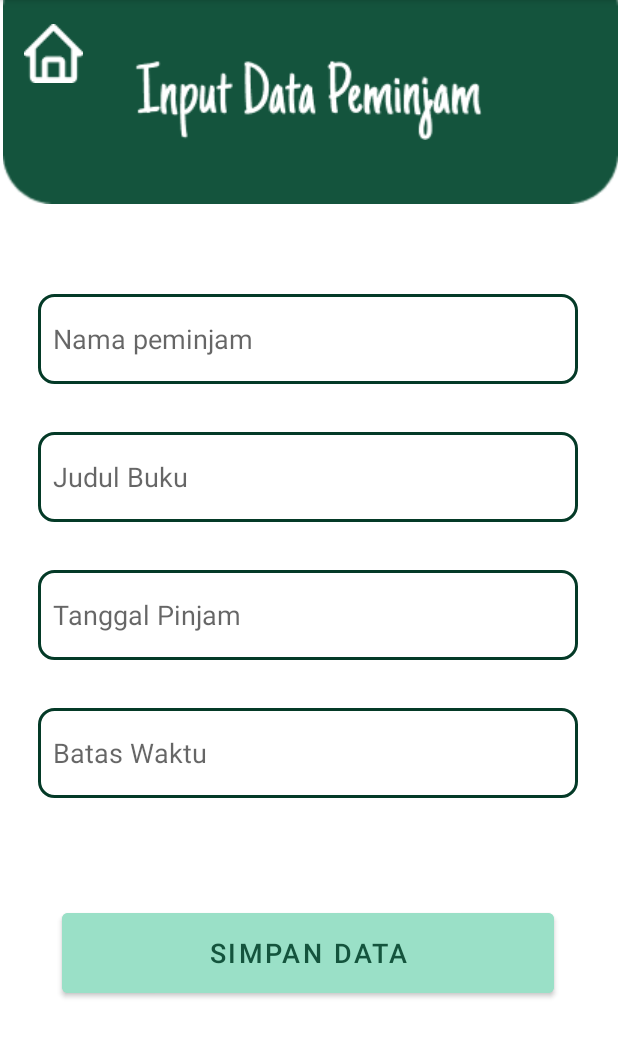
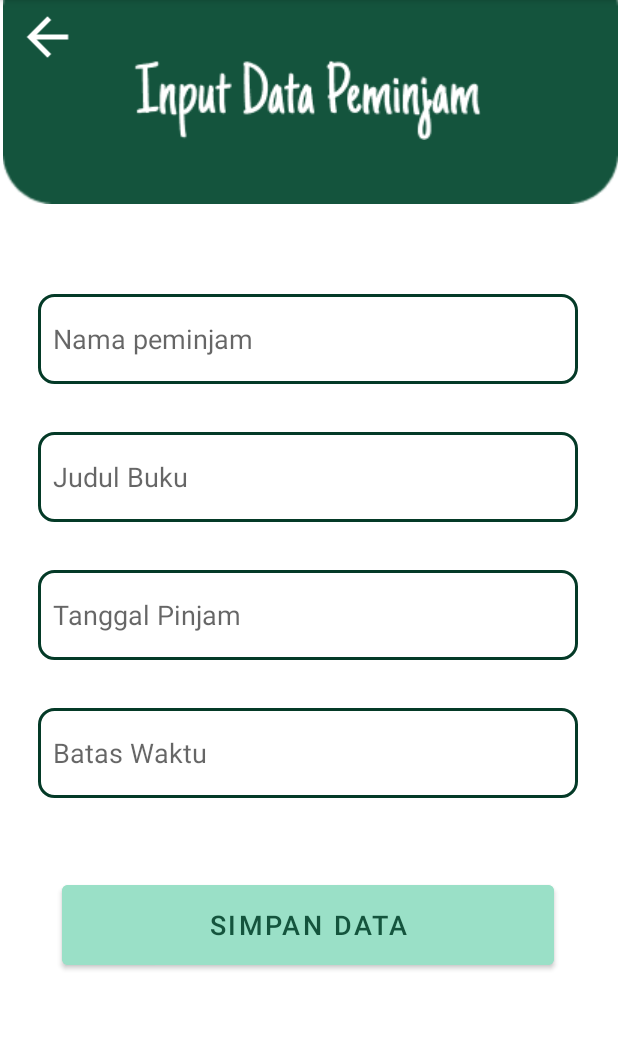
Before and after one commit to rosyidahjihan85/GrandLibrary, an Android app: the InputDatapinjamActivity screen opened directly, with no data from a screen before it, on a phone screen of 412 x 824 dp, the part 84-1142 px from its top. Run offline under Robolectric (Android 15) with nearby library versions, the phone set to English and light mode, and no system bars; our stand-ins replace Room's generated code; Roboto replaces fonts that are not available here.

Commit message:
menambahkan sedikit tampilan dan kode activity_input_databuku.xml activity_input_datapinjam.xml activity_book_data.xml activity_update_buku.xml activity_update_pinjam.xml InputDatapinjamActivity.kt InputDatabukuActivity.kt UpdatePinjam.kt UpdateBuku.kt

```diff
--- a/app/src/main/java/com/mrajaariziq/grandlibrary/Beranda.kt
+++ b/app/src/main/java/com/mrajaariziq/grandlibrary/Beranda.kt
@@ -4,8 +4,6 @@ import android.content.Intent
 import androidx.appcompat.app.AppCompatActivity
 import android.os.Bundle
 import android.view.View
-import com.mrajaariziq.grandlibrary.RoomDB.DataBuku
-import com.mrajaariziq.grandlibrary.adapter.Adapterdatabuku
 
 class Beranda : AppCompatActivity() {
     override fun onCreate(savedInstanceState: Bundle?) {
--- a/app/src/main/java/com/mrajaariziq/grandlibrary/InputDatabukuActivity.kt
+++ b/app/src/main/java/com/mrajaariziq/grandlibrary/InputDatabukuActivity.kt
@@ -55,5 +55,8 @@ class InputDatabukuActivity : AppCompatActivity() {
                 ).show() //tes
             }
         }
+        binding.backBk.setOnClickListener {
+            startActivity(Intent(this, BookData::class.java))
+        }
     }
 }
--- a/app/src/main/java/com/mrajaariziq/grandlibrary/InputDatapinjamActivity.kt
+++ b/app/src/main/java/com/mrajaariziq/grandlibrary/InputDatapinjamActivity.kt
@@ -33,6 +33,8 @@ class InputDatapinjamActivity : AppCompatActivity() {
                         binding.batasWkt.text.toString().toInt()
                     )
                 )
+
+
                 binding.nmPin.setText("")
                 binding.judulPin.setText("")
                 binding.tglPin.setText("")
@@ -44,6 +46,10 @@ class InputDatapinjamActivity : AppCompatActivity() {
                     "silahkan isi data terlebih dahulu",
                     Toast.LENGTH_SHORT).show()
             }
+
+        }
+        binding.backPin.setOnClickListener {
+            startActivity(Intent(this, LoanData::class.java))
         }
     }
 }
--- a/app/src/main/java/com/mrajaariziq/grandlibrary/UpdateBuku.kt
+++ b/app/src/main/java/com/mrajaariziq/grandlibrary/UpdateBuku.kt
@@ -53,5 +53,8 @@ class UpdateBuku : AppCompatActivity() {
                 Toast.LENGTH_SHORT).show()
             }
         }
+        binding.backUpBK.setOnClickListener {
+            startActivity(Intent(this, BookData::class.java))
+        }
     }
 }
--- a/app/src/main/java/com/mrajaariziq/grandlibrary/UpdatePinjam.kt
+++ b/app/src/main/java/com/mrajaariziq/grandlibrary/UpdatePinjam.kt
@@ -51,5 +51,8 @@ class UpdatePinjam : AppCompatActivity() {
             Toast.LENGTH_SHORT).show()
         }
         }
+        binding.backUpPIN.setOnClickListener {
+            startActivity(Intent(this, LoanData::class.java))
+        }
     }
 }
--- /dev/null
+++ b/app/src/main/res/drawable/baseline_arrow_back_24.xml
@@ -0,0 +1,5 @@
+<vector android:autoMirrored="true" android:height="24dp"
+    android:tint="#FFFFFF" android:viewportHeight="24"
+    android:viewportWidth="24" android:width="24dp" xmlns:android="http://schemas.android.com/apk/res/android">
+    <path android:fillColor="@android:color/white" android:pathData="M20,11H7.83l5.59,-5.59L12,4l-8,8 8,8 1.41,-1.41L7.83,13H20v-2z"/>
+</vector>
--- a/app/src/main/res/layout/activity_input_datapinjam.xml
+++ b/app/src/main/res/layout/activity_input_datapinjam.xml
@@ -7,19 +7,15 @@
     tools:context=".InputDatapinjamActivity">
 
 
-
     <ImageView
         android:id="@+id/imgbook1"
         android:layout_width="414dp"
         android:layout_height="136dp"
         app:layout_constraintEnd_toEndOf="parent"
-        app:layout_constraintHorizontal_bias="0.0"
+        app:layout_constraintHorizontal_bias="0.666"
         app:layout_constraintStart_toStartOf="parent"
         app:layout_constraintTop_toTopOf="parent"
         app:srcCompat="@drawable/rectangle_18" />
-
-
-
 
     <EditText
         android:id="@+id/nmPin"
@@ -85,25 +81,17 @@
         android:id="@+id/SimpinputPin"
         android:layout_width="328dp"
         android:layout_height="65dp"
+        android:layout_marginTop="33dp"
         android:layout_marginBottom="100dp"
+        android:backgroundTint="#9AE0C7"
         android:text="Simpan Data"
         android:textColor="#14543D"
         android:textSize="18dp"
-        android:backgroundTint="#9AE0C7"
         app:layout_constraintBottom_toBottomOf="parent"
         app:layout_constraintEnd_toEndOf="parent"
         app:layout_constraintHorizontal_bias="0.493"
-        app:layout_constraintStart_toStartOf="parent" />
-
-    <ImageView
-        android:id="@+id/btneditadapterpinjam"
-        android:layout_width="wrap_content"
-        android:layout_height="wrap_content"
-        android:layout_marginStart="16dp"
-        android:layout_marginTop="16dp"
         app:layout_constraintStart_toStartOf="parent"
-        app:layout_constraintTop_toTopOf="parent"
-        app:srcCompat="@drawable/vector" />
+        app:layout_constraintTop_toBottomOf="@+id/batasWkt" />
 
     <ImageView
         android:id="@+id/imageView7"
@@ -116,5 +104,16 @@
         app:layout_constraintTop_toTopOf="@+id/imgbook1"
         app:srcCompat="@drawable/input_data_peminjam" />
 
+    <ImageView
+        android:id="@+id/backPin"
+        android:layout_width="50dp"
+        android:layout_height="41dp"
+        android:layout_marginTop="4dp"
+        app:layout_constraintEnd_toEndOf="parent"
+        app:layout_constraintHorizontal_bias="0.019"
+        app:layout_constraintStart_toStartOf="parent"
+        app:layout_constraintTop_toTopOf="parent"
+        app:srcCompat="@drawable/baseline_arrow_back_24" />
+
 
 </androidx.constraintlayout.widget.ConstraintLayout>
--- a/app/src/main/res/layout/pinjam_adapter.xml
+++ b/app/src/main/res/layout/pinjam_adapter.xml
@@ -35,11 +35,11 @@
                 android:id="@+id/namapengguna"
                 android:layout_width="wrap_content"
                 android:layout_height="wrap_content"
-                android:layout_marginStart="32dp"
+                android:layout_marginStart="15dp"
                 android:layout_marginTop="16dp"
                 android:text="Nama Pengguna"
                 android:textSize="24sp"
-                app:layout_constraintStart_toEndOf="@+id/imgbook1"
+                app:layout_constraintStart_toEndOf="@+id/imgbook2"
                 app:layout_constraintTop_toTopOf="parent" />
 
             <LinearLayout
```
Also changed, not shown: app/src/main/res/layout/activity_book_data.xml (+10 -0 lines), app/src/main/res/layout/activity_input_databuku.xml (+15 -3 lines), app/src/main/res/layout/activity_update_buku.xml (+10 -9 lines), app/src/main/res/layout/activity_update_pinjam.xml (+7 -6 lines).
